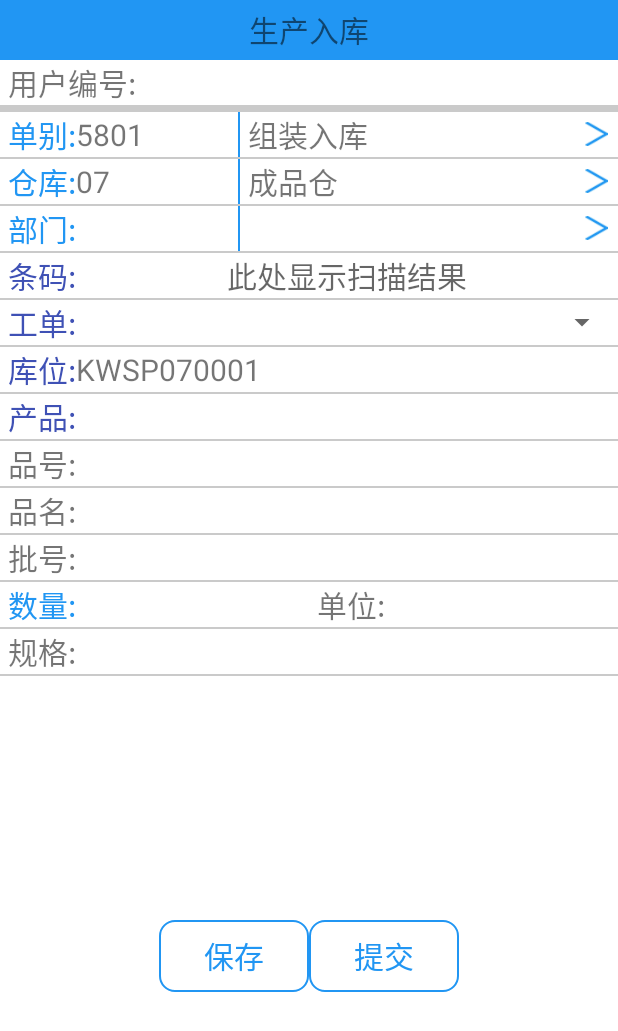
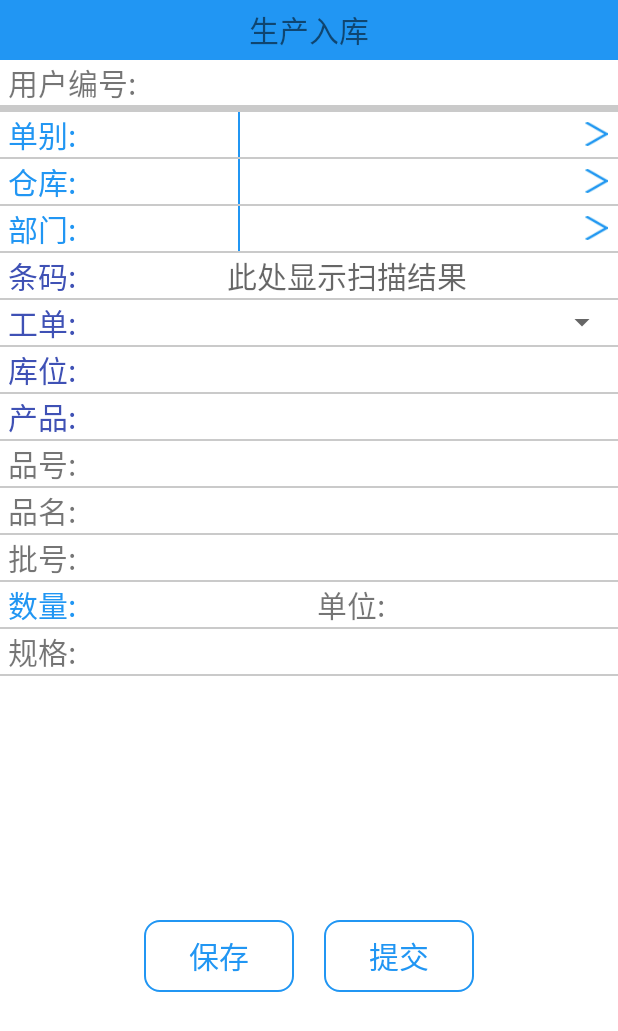
Before and after one commit to zhangronggithub/JYDY, an Android app: the layout activity_scrk.xml on its own in the app's theme, with its tools: preview values and no code run, on a phone screen of 412 x 824 dp. Shown: the top 1031 px of the screen. Run offline under Robolectric (Android 15) with nearby library versions, the light colour scheme and no system bars.

Commit message:
添加生产入库功能相关

```diff
--- a/src/main/java/com/jydy/pda/ui/sc/scrk/SCRKActivity.java
+++ b/src/main/java/com/jydy/pda/ui/sc/scrk/SCRKActivity.java
@@ -1,5 +1,6 @@
 package com.jydy.pda.ui.sc.scrk;
 
+import android.app.Activity;
 import android.app.ProgressDialog;
 import android.content.Intent;
 import android.os.Bundle;
@@ -277,7 +278,7 @@ public class SCRKActivity extends BaseActivity {
                 startActivityForResult(i1, 2);
                 break;
             case R.id.ivBM:
-                Intent i2 = new Intent(SCRKActivity.this, CKActivity.class);
+                Intent i2 = new Intent(SCRKActivity.this, BMActivity.class);
                 i2.putExtra("type", "PD");
                 startActivityForResult(i2, 3);
                 break;
--- a/src/main/res/layout/activity_scrk.xml
+++ b/src/main/res/layout/activity_scrk.xml
@@ -67,7 +67,6 @@
                 <TextView
                     android:id="@+id/tvDB1"
                     android:textSize="20dp"
-                    android:text="5801"
                     android:layout_width="0dp"
                     android:layout_height="wrap_content"
                     android:layout_weight="1"/>
@@ -79,7 +78,6 @@
                 <TextView
                     android:id="@+id/tvDB2"
                     android:textSize="20dp"
-                    android:text="组装入库"
                     android:layout_width="0dp"
                     android:layout_height="wrap_content"
                     android:layout_marginLeft="5dp"
@@ -111,7 +109,6 @@
                 <TextView
                     android:id="@+id/tvCK1"
                     android:textSize="20dp"
-                    android:text="07"
                     android:layout_width="0dp"
                     android:layout_height="wrap_content"
 
@@ -124,7 +121,6 @@
                 <TextView
                     android:id="@+id/tvCK2"
                     android:textSize="20dp"
-                    android:text="成品仓"
                     android:layout_width="0dp"
                     android:layout_height="wrap_content"
                     android:layout_marginLeft="5dp"
@@ -240,7 +236,6 @@
                 <TextView
                     android:id="@+id/tvKWTM"
                     android:textSize="20dp"
-                    android:text="KWSP070001"
                     android:layout_width="0dp"
                     android:layout_height="wrap_content"
                     android:layout_weight="1"/>
@@ -332,7 +327,8 @@
                     android:textSize="20dp"
                     android:layout_width="0dp"
                     android:layout_height="wrap_content"
-                    android:digits="1234567890"
+                    android:inputType="number"
+                    android:digits="0123456789."
                     android:layout_weight="1"
                     android:background="@null"/>
                 <TextView
@@ -379,7 +375,8 @@
                 <Button
                     android:id="@+id/btnSave"
                     style="@style/My_Button"
-                    android:text="保存" />
+                    android:text="保存"
+                    android:layout_marginRight="20dp"/>
                 <Button
                     android:id="@+id/btnCommit"
                     style="@style/My_Button"
```
